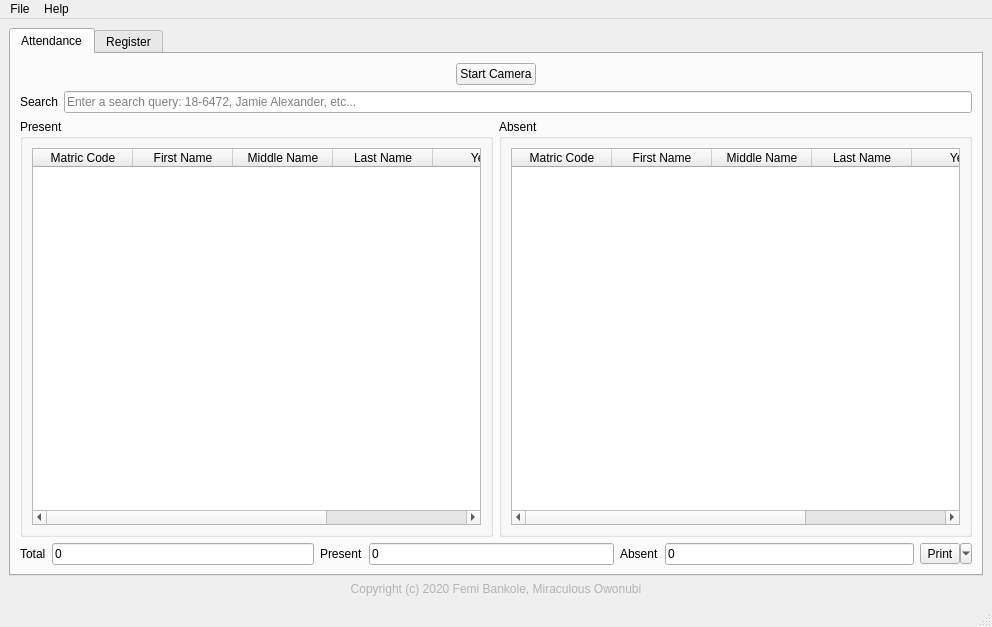
First picture: the form in ui/xrecog.ui, repository iTranscend/xRecog, before the edit.
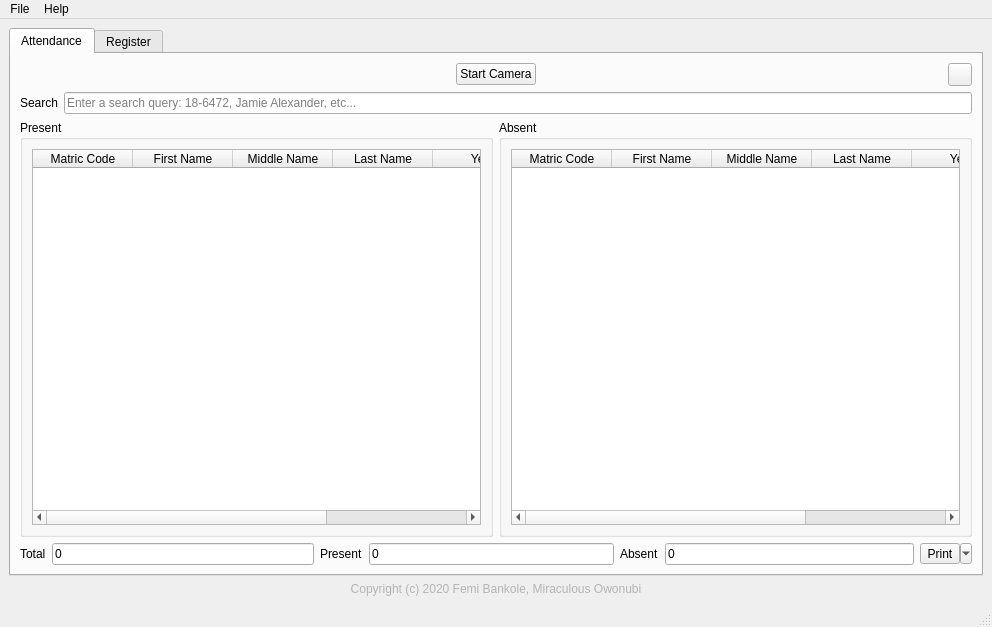
Second picture: the form after the edit. Icons and pictures are not drawn.

Commit message: Add refresh tool button that resets attendance and emits the refresh event

Diff of the .ui file:
```diff
--- a/ui/xrecog.ui
+++ b/ui/xrecog.ui
@@ -179,8 +179,8 @@
          </layout>
         </item>
         <item row="1" column="0">
-         <layout class="QHBoxLayout" name="captureHLayout1">
-          <item alignment="Qt::AlignHCenter">
+         <layout class="QGridLayout" name="gridLayout">
+          <item row="0" column="0" alignment="Qt::AlignHCenter">
            <widget class="QPushButton" name="startCameraButton">
             <property name="text">
              <string>Start Camera</string>
@@ -191,6 +191,13 @@
             </property>
            </widget>
           </item>
+          <item row="0" column="0" alignment="Qt::AlignRight">
+           <widget class="QToolButton" name="refreshToolButton">
+            <property name="icon">
+             <iconset theme="view-refresh"/>
+            </property>
+           </widget>
+          </item>
          </layout>
         </item>
         <item row="2" column="0">
```
The commit also changes 1 other file.
